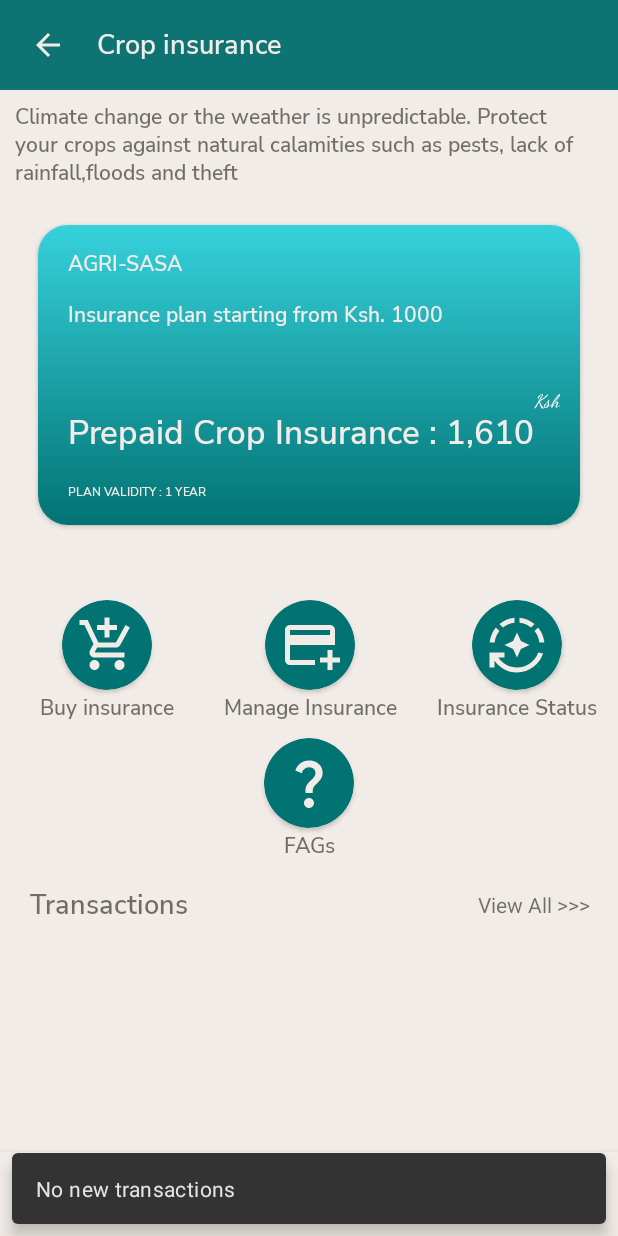
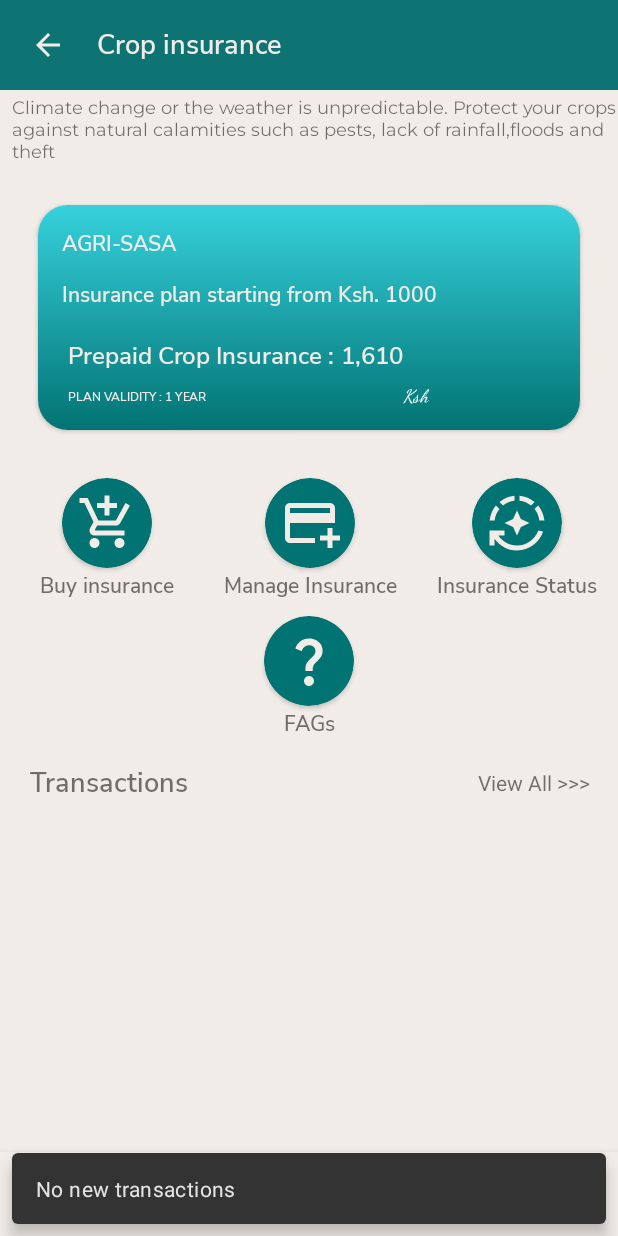
Before and after one commit to MuindiStephen/Agri-Sasa, an Android app: the ApplyInsuranceFragment screen opened through its navigation route, on a phone screen of 412 x 824 dp. Run offline under Robolectric (Android 15) with nearby library versions, the phone set to English and light mode, and no system bars; our stand-ins replace Dagger/Hilt's generated code, Room's generated code, navigation-ui.

Commit message:
some ui polish up.

```diff
--- a/app/src/main/res/layout/fragment_apply_insurance.xml
+++ b/app/src/main/res/layout/fragment_apply_insurance.xml
@@ -43,10 +43,10 @@
         android:layout_width="wrap_content"
         android:layout_height="wrap_content"
         android:text="@string/climate_change_or_the_weather_is_unpredictable_protect_your_crops_against_natural_calamities_such_as_pests_lack_of_rainfall_floods_and_theft"
-        android:layout_marginStart="20dp"
-        android:layout_marginTop="8dp"
-        android:textSize="14sp"
-        android:fontFamily="@font/nunito_sans_semibold"
+        android:layout_marginStart="16dp"
+        android:layout_marginTop="4dp"
+        android:textSize="12sp"
+        android:fontFamily="@font/montserrat"
         app:layout_constraintEnd_toEndOf="parent"
         app:layout_constraintStart_toStartOf="parent"
         app:layout_constraintTop_toBottomOf="@+id/linearLayout9" />
@@ -54,7 +54,7 @@
     <androidx.cardview.widget.CardView
         android:id="@+id/cardView10"
         android:layout_width="match_parent"
-        android:layout_height="200dp"
+        android:layout_height="150dp"
         android:layout_margin="25dp"
         app:cardCornerRadius="20dp"
         app:layout_constraintEnd_toEndOf="parent"
@@ -70,7 +70,7 @@
                 android:id="@+id/textView43"
                 android:layout_width="wrap_content"
                 android:layout_height="wrap_content"
-                android:layout_marginStart="20dp"
+                android:layout_marginStart="16dp"
                 android:layout_marginTop="50dp"
                 android:fontFamily="@font/nunito_sans_semibold"
                 android:text="@string/insurance_plan_starting_from_ksh_1000"
@@ -82,7 +82,7 @@
                 android:id="@+id/textView44"
                 android:layout_width="wrap_content"
                 android:layout_height="wrap_content"
-                android:layout_marginStart="20dp"
+                android:layout_marginStart="16dp"
                 android:layout_marginTop="16dp"
                 android:fontFamily="@font/nunito_sans_semibold"
                 android:text="AGRI-SASA"
@@ -111,11 +111,11 @@
                 android:fontFamily="@font/nunito_sans_semibold"
                 android:text="Prepaid Crop Insurance : "
                 android:textColor="@color/bg_gray"
-                android:textSize="22sp"
+                android:textSize="16sp"
                 app:layout_constraintBottom_toBottomOf="parent"
                 app:layout_constraintStart_toStartOf="parent"
                 app:layout_constraintTop_toTopOf="parent"
-                app:layout_constraintVertical_bias="0.729" />
+                app:layout_constraintVertical_bias="0.7" />
 
             <TextView
                 android:id="@+id/textView47"
@@ -124,7 +124,7 @@
                 android:fontFamily="@font/nunito_sans_semibold"
                 android:text="1,610"
                 android:textColor="@color/bg_gray"
-                android:textSize="22sp"
+                android:textSize="16sp"
                 app:layout_constraintBottom_toBottomOf="@+id/textView46"
                 app:layout_constraintStart_toEndOf="@+id/textView46"
                 app:layout_constraintTop_toTopOf="@+id/textView46" />
@@ -133,7 +133,7 @@
                 android:id="@+id/textView48"
                 android:layout_width="wrap_content"
                 android:layout_height="wrap_content"
-                android:layout_marginTop="40dp"
+                android:layout_marginTop="50dp"
                 android:fontFamily="cursive"
                 android:text="Ksh"
                 android:textColor="@color/white"
@@ -151,7 +151,7 @@
         android:layout_marginStart="16dp"
         android:layout_width="60dp"
         android:layout_height="60dp"
-        android:layout_marginTop="50dp"
+        android:layout_marginTop="32dp"
         android:backgroundTint="@color/main"
         app:cardCornerRadius="100dp"
         app:layout_constraintStart_toStartOf="@+id/cardView10"
@@ -320,7 +320,7 @@
         android:layout_width="match_parent"
         android:layout_height="match_parent"
         android:layout_marginStart="20dp"
-        android:layout_marginTop="620dp"
+        android:layout_marginTop="540dp"
         android:layout_marginEnd="20dp"
         android:scrollbars="none"
         app:layout_constraintEnd_toEndOf="parent"
```
Also changed, not shown: app/src/main/java/com/steve_md/smartmkulima/ui/fragments/auth/SignInDetailsWithEmailFragment.kt (+7 -19 lines).
